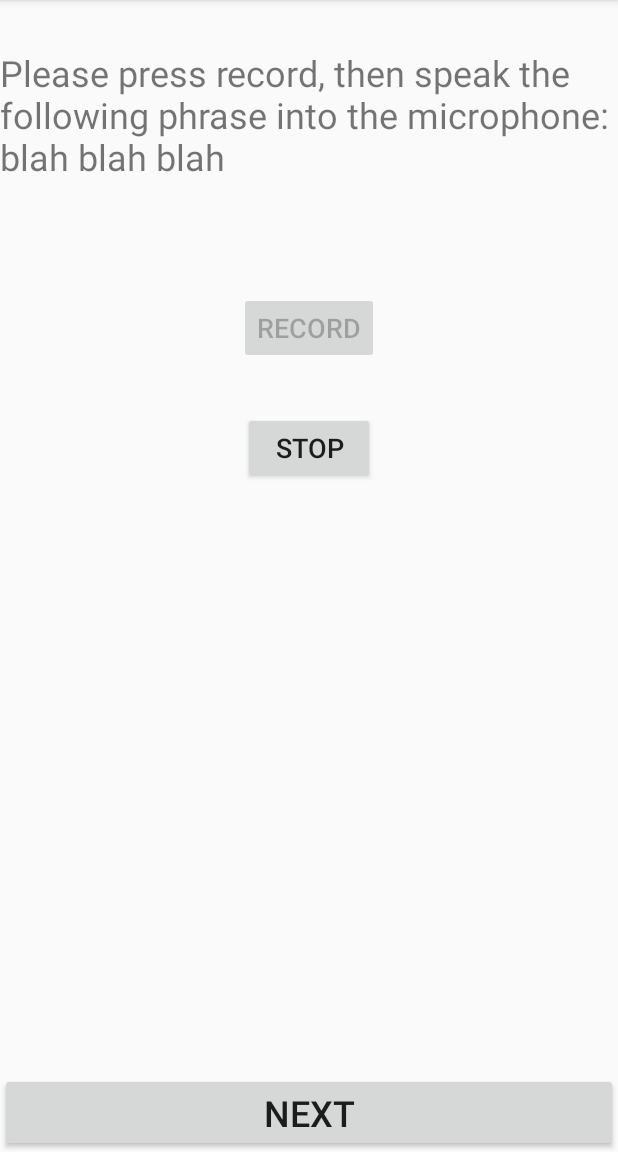
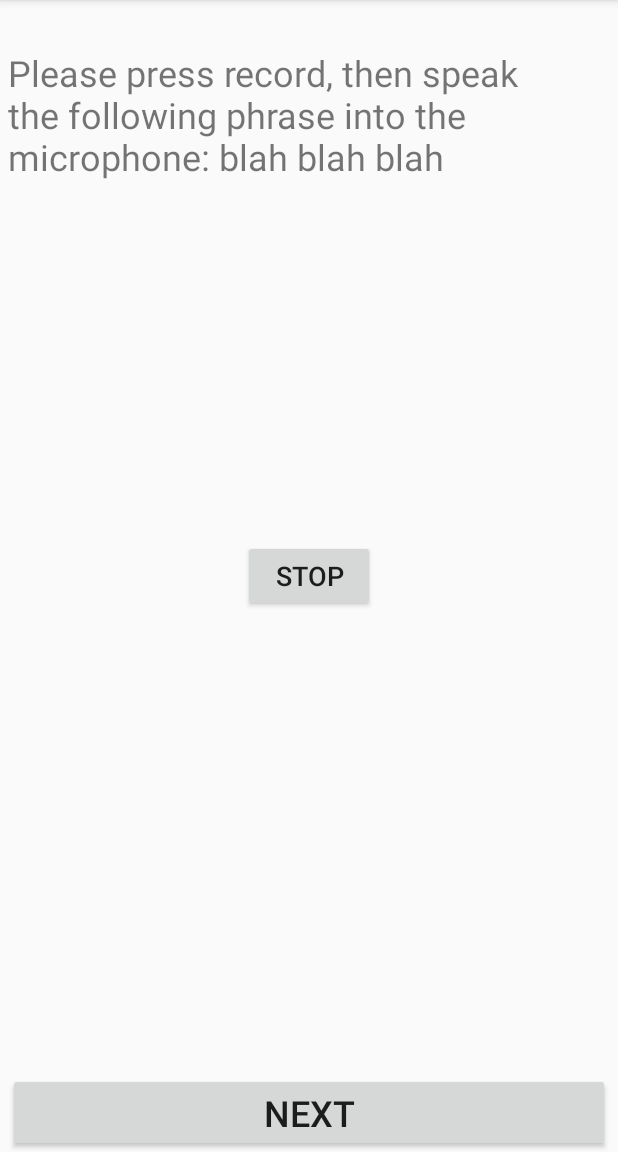
Before and after one commit to wootsy12/moodable-app, an Android app: the recordActivity screen opened directly, with no data from a screen before it, after a tap on "RECORD", on a phone screen of 412 x 824 dp, the part 84-1236 px from its top. Run offline under Robolectric (Android 15) with nearby library versions, the phone set to English and light mode, and no system bars.

Commit message:
Minor UI changes

```diff
--- a/app/src/main/java/com/example/alex/datascraper/recordActivity.java
+++ b/app/src/main/java/com/example/alex/datascraper/recordActivity.java
@@ -75,8 +75,11 @@ public class recordActivity extends AppCompatActivity {
     public void recordAudio (View view) throws IOException
     {
 
+
         stopButton.setEnabled(true);
         recordButton.setEnabled(false);
+        stopButton.setVisibility(View.VISIBLE);
+        recordButton.setVisibility(View.GONE);
 
         try {
             mediaRecorder = new MediaRecorder();
@@ -97,6 +100,8 @@ public class recordActivity extends AppCompatActivity {
 
         stopButton.setEnabled(false);
         recordButton.setEnabled(true);
+        stopButton.setVisibility(View.GONE);
+        recordButton.setVisibility(View.VISIBLE);
 
         mediaRecorder.stop();
         mediaRecorder.release();
--- a/app/src/main/res/layout/activity_launch.xml
+++ b/app/src/main/res/layout/activity_launch.xml
@@ -4,6 +4,8 @@
     xmlns:tools="http://schemas.android.com/tools"
     android:layout_width="match_parent"
     android:layout_height="match_parent"
+    android:layout_marginLeft="5dp"
+    android:layout_marginRight="5dp"
     tools:context="com.example.alex.datascraper.launchActivity">
 
     <Button
--- a/app/src/main/res/layout/activity_record.xml
+++ b/app/src/main/res/layout/activity_record.xml
@@ -4,7 +4,10 @@
     xmlns:tools="http://schemas.android.com/tools"
     android:layout_width="match_parent"
     android:layout_height="match_parent"
-    tools:context="com.example.alex.datascraper.recordActivity">
+    android:layout_marginLeft="5dp"
+    android:layout_marginRight="5dp"
+    tools:context="com.example.alex.datascraper.recordActivity"
+    tools:layout_editor_absoluteY="81dp">
 
     <TextView
         android:id="@+id/textView18"
@@ -13,30 +16,30 @@
         android:layout_marginTop="32dp"
         android:text="Please press record, then speak the following phrase into the microphone: blah blah blah"
         android:textSize="24sp"
-        app:layout_constraintLeft_toLeftOf="parent"
+        app:layout_constraintStart_toStartOf="parent"
         app:layout_constraintTop_toTopOf="parent" />
 
     <Button
         android:id="@+id/recordButton"
         android:layout_width="wrap_content"
         android:layout_height="wrap_content"
-        android:layout_marginTop="74dp"
         android:text="Record"
         android:textSize="18sp"
+        app:layout_constraintBottom_toBottomOf="parent"
         app:layout_constraintLeft_toLeftOf="parent"
         app:layout_constraintRight_toRightOf="parent"
-        app:layout_constraintTop_toBottomOf="@+id/textView18" />
+        app:layout_constraintTop_toTopOf="parent" />
 
     <Button
         android:id="@+id/stopButton"
         android:layout_width="wrap_content"
         android:layout_height="wrap_content"
-        android:layout_marginTop="32dp"
         android:text="Stop"
         android:textSize="18sp"
+        app:layout_constraintBottom_toBottomOf="parent"
         app:layout_constraintLeft_toLeftOf="parent"
         app:layout_constraintRight_toRightOf="parent"
-        app:layout_constraintTop_toBottomOf="@+id/recordButton" />
+        app:layout_constraintTop_toTopOf="parent" />
 
     <Button
         android:id="@+id/nextPHQ"
@@ -45,6 +48,6 @@
         android:text="Next"
         android:textSize="24sp"
         app:layout_constraintBottom_toBottomOf="parent"
-        app:layout_constraintLeft_toLeftOf="parent"
-        app:layout_constraintRight_toRightOf="parent" />
+        app:layout_constraintEnd_toEndOf="parent"
+        app:layout_constraintStart_toStartOf="parent" />
 </android.support.constraint.ConstraintLayout>
--- a/app/src/main/res/layout/activity_results.xml
+++ b/app/src/main/res/layout/activity_results.xml
@@ -4,6 +4,8 @@
     xmlns:tools="http://schemas.android.com/tools"
     android:layout_width="match_parent"
     android:layout_height="match_parent"
+    android:layout_marginLeft="5dp"
+    android:layout_marginRight="5dp"
     tools:context="com.example.alex.datascraper.resultsActivity">
 
     <TextView
--- a/app/src/main/res/layout/content_main.xml
+++ b/app/src/main/res/layout/content_main.xml
@@ -4,7 +4,8 @@
     xmlns:tools="http://schemas.android.com/tools"
     android:layout_width="match_parent"
     android:layout_height="match_parent"
-
+    android:layout_marginLeft="5dp"
+    android:layout_marginRight="5dp"
 
     tools:context="com.example.alex.datascraper.MainActivity"
     tools:showIn="@layout/activity_main">
```
